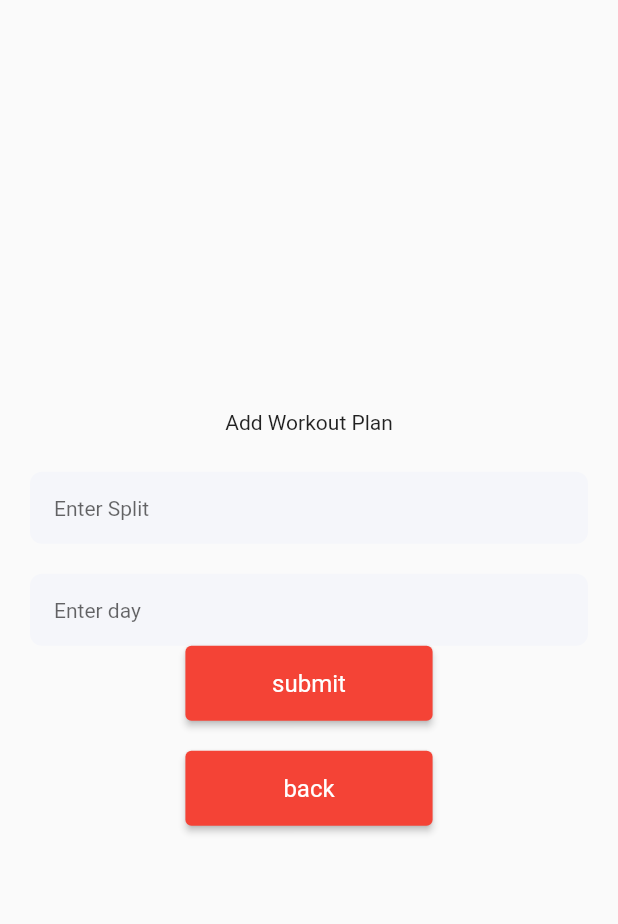
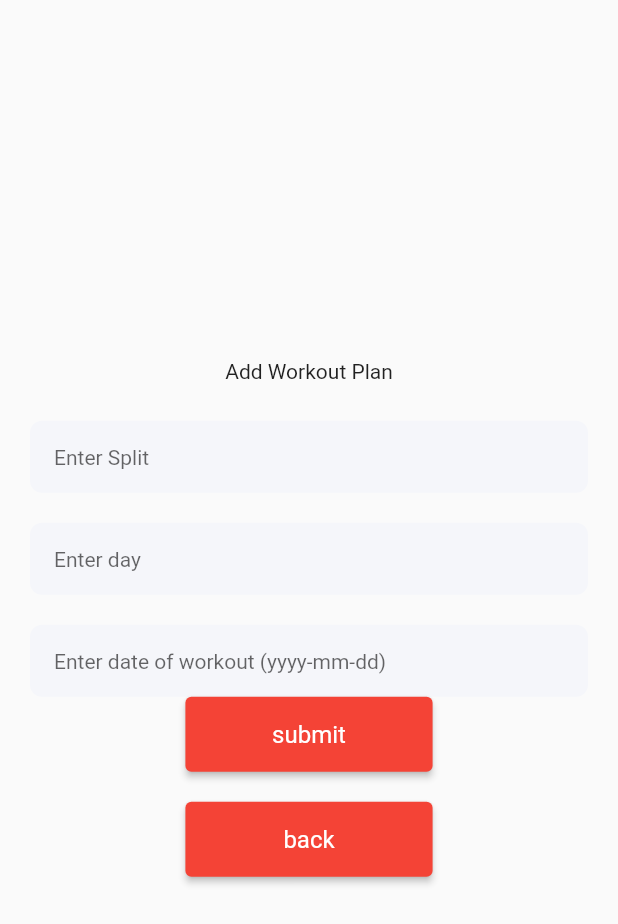
Before and after one commit to Luismartinez375/FitnessApp, a Flutter app: the HomePage screen opened directly, after a tap on the "add" icon, on a phone screen of 412 x 824 dp. Shown: the top 924 px of the screen. Run offline on Flutter 3.47's test engine with Material 2 defaults, Android fonts, the phone set to English and light mode, and no system bars; our stand-ins replace cloud_firestore, faker, firebase_auth, firebase_core, google_sign_in, table_calendar; accounts and stored records are empty.

Commit message:
added calendar to homescreen and added datetime to workoutplan

```diff
--- a/fitness_app/lib/screens/homeScreen.dart
+++ b/fitness_app/lib/screens/homeScreen.dart
@@ -110,134 +110,155 @@ class _HomePageState extends State<HomePage> {
   @override
   Widget build(BuildContext context) {
     return Scaffold(
-      body: ListView(children: [
+      body: Column(children: [
         TableCalendar(
+          firstDay: kFirstDay,
+          lastDay: kLastDay,
           focusedDay: _focusedDay,
-          firstDay: DateTime.utc(2023, 1, 1),
-          lastDay: DateTime.utc(2030, 12, 31),
+          selectedDayPredicate: (day) => isSameDay(_selectedDay, day),
+          rangeStartDay: _rangeStart,
+          rangeEndDay: _rangeEnd,
           calendarFormat: _calendarFormat,
-          selectedDayPredicate: (day) {
-            // Use `selectedDayPredicate` to determine which day is currently selected.
-            // If this returns true, then `day` will be marked as selected.
-
-            // Using `isSameDay` is recommended to disregard
-            // the time-part of compared DateTime objects.
-            return isSameDay(_selectedDay, day);
-          },
-          onDaySelected: (selectedDay, focusedDay) {
-            if (!isSameDay(_selectedDay, selectedDay)) {
-              // Call `setState()` when updating the selected day
-              setState(() {
-                _selectedDay = selectedDay;
-                _focusedDay = focusedDay;
-              });
-            }
-          },
+          rangeSelectionMode: _rangeSelectionMode,
+          eventLoader: _getEventsForDay,
+          startingDayOfWeek: StartingDayOfWeek.monday,
+          calendarStyle: CalendarStyle(
+            // Use `CalendarStyle` to customize the UI
+            outsideDaysVisible: false,
+          ),
+          onDaySelected: _onDaySelected,
+          onRangeSelected: _onRangeSelected,
           onFormatChanged: (format) {
             if (_calendarFormat != format) {
-              // Call `setState()` when updating calendar format
               setState(() {
                 _calendarFormat = format;
               });
             }
           },
           onPageChanged: (focusedDay) {
-            // No need to call `setState()` here
             _focusedDay = focusedDay;
           },
         ),
+        const SizedBox(
+          height: 8.0,
+        ),
+        Expanded(
+            child: ValueListenableBuilder<List<Event>>(
+          valueListenable: _selectedEvents,
+          builder: (context, value, _) {
+            return ListView.builder(
+              itemCount: value.length,
+              itemBuilder: (context, index) {
+                return Container(
+                  margin: const EdgeInsets.symmetric(
+                    horizontal: 12.0,
+                    vertical: 4.0,
+                  ),
+                  decoration: BoxDecoration(
+                    border: Border.all(),
+                    borderRadius: BorderRadius.circular(12.0),
+                  ),
+                  child: ListTile(
+                    onTap: () => print('${value[index]}'),
+                    title: Text('${value[index]}'),
+                  ),
+                );
+              },
+            );
+          },
+        )),
 
         // parent streambuilder that gets user info
-        StreamBuilder<DocumentSnapshot>(
-          stream: FirebaseFirestore.instance
-              .collection('users')
-              .doc(user?.uid)
-              .snapshots(),
-          builder:
-              (BuildContext context, AsyncSnapshot<DocumentSnapshot> snapshot) {
-            if (snapshot.hasError) {
-              return Text('Error: ${snapshot.error}');
-            }
-            if (snapshot.connectionState == ConnectionState.waiting) {
-              return Text('Loading...');
-            }
-            final data = snapshot.data!;
-            final name = data.get('Name');
-            final lastName = data.get('lastName');
-            final email = data.get('email');
-            final workoutids = data.get('workout-IDs');
-            return Column(
-                crossAxisAlignment: CrossAxisAlignment.start,
-                children: [
-                  for (var num in workoutids)
-                    //child streambuilder that gets user workouts
-                    StreamBuilder(
-                        stream: db
-                            .collection('workouts/${num}/exercise')
-                            .snapshots(),
-                        builder: (BuildContext context,
-                            AsyncSnapshot<QuerySnapshot> snapshot) {
-                          if (!snapshot.hasData) {
-                            return const Center(
-                              child: CircularProgressIndicator(),
-                            );
-                          }
-                          var docs = snapshot.data?.docs;
-                          return Column(
-                              children: docs!
-                                  .map((doc) => Text(doc.data().toString()))
-                                  .toList());
-                        }),
-                  Text(
-                    'First Name: $name',
-                    style: TextStyle(
-                        fontSize: 20,
-                        fontWeight: FontWeight.bold,
-                        color: Colors.red),
-                  ),
-                  Text(
-                    'Last Name: $lastName',
-                    style: TextStyle(
-                        fontSize: 20,
-                        fontWeight: FontWeight.bold,
-                        color: Colors.red),
-                  ),
-                  Text(
-                    'Email: $email',
-                    style: TextStyle(
-                        fontSize: 20,
-                        fontWeight: FontWeight.bold,
-                        color: Colors.red),
-                  ),
-                  Text(
-                    'Workouts: $workoutids',
-                    style: TextStyle(
-                        fontSize: 20,
-                        fontWeight: FontWeight.bold,
-                        color: Colors.red),
-                  ),
-                ]);
-          },
-        ),
+        // StreamBuilder<DocumentSnapshot>(
+        //   stream: FirebaseFirestore.instance
+        //       .collection('users')
+        //       .doc(user?.uid)
+        //       .snapshots(),
+        //   builder:
+        //       (BuildContext context, AsyncSnapshot<DocumentSnapshot> snapshot) {
+        //     if (snapshot.hasError) {
+        //       return Text('Error: ${snapshot.error}');
+        //     }
+        //     if (snapshot.connectionState == ConnectionState.waiting) {
+        //       return Text('Loading...');
+        //     }
+        //     final data = snapshot.data!;
+        //     final name = data.get('Name');
+        //     final lastName = data.get('lastName');
+        //     final email = data.get('email');
+        //     final workoutids = data.get('workout-IDs');
+        //     return Column(
+        //         crossAxisAlignment: CrossAxisAlignment.start,
+        //         children: [
+        //           for (var num in workoutids)
+        //             //child streambuilder that gets user workouts
+        //             StreamBuilder(
+        //                 stream: db
+        //                     .collection('workouts/${num}/exercise')
+        //                     .snapshots(),
+        //                 builder: (BuildContext context,
+        //                     AsyncSnapshot<QuerySnapshot> snapshot) {
+        //                   if (!snapshot.hasData) {
+        //                     return const Center(
+        //                       child: CircularProgressIndicator(),
+        //                     );
+        //                   }
+        //                   var docs = snapshot.data?.docs;
+        //                   return Column(
+        //                       children: docs!
+        //                           .map((doc) => Text(doc.data().toString()))
+        //                           .toList());
+        //                 }),
+        //           Text(
+        //             'First Name: $name',
+        //             style: TextStyle(
+        //                 fontSize: 20,
+        //                 fontWeight: FontWeight.bold,
+        //                 color: Colors.red),
+        //           ),
+        //           Text(
+        //             'Last Name: $lastName',
+        //             style: TextStyle(
+        //                 fontSize: 20,
+        //                 fontWeight: FontWeight.bold,
+        //                 color: Colors.red),
+        //           ),
+        //           Text(
+        //             'Email: $email',
+        //             style: TextStyle(
+        //                 fontSize: 20,
+        //                 fontWeight: FontWeight.bold,
+        //                 color: Colors.red),
+        //           ),
+        //           Text(
+        //             'Workouts: $workoutids',
+        //             style: TextStyle(
+        //                 fontSize: 20,
+        //                 fontWeight: FontWeight.bold,
+        //                 color: Colors.red),
+        //           ),
+        //         ]);
+        //   },
+        // ),
         //streambuilder for workout days
-        StreamBuilder(
-          stream: FirebaseFirestore.instance
-              .collection('workouts')
-              .where('workoutIDs', arrayContains: user?.uid)
-              .snapshots(),
-          builder:
-              (BuildContext context, AsyncSnapshot<QuerySnapshot> snapshot) {
-            if (!snapshot.hasData) {
-              return const Center(
-                child: CircularProgressIndicator(),
-              );
-            }
-            var docs = snapshot.data?.docs;
-            return Column(
-                children:
-                    docs!.map((doc) => Text(doc.data().toString())).toList());
-          },
-        ),
+        // StreamBuilder(
+        //   stream: FirebaseFirestore.instance
+        //       .collection('workouts')
+        //       .where('workoutIDs', arrayContains: user?.uid)
+        //       .snapshots(),
+        //   builder:
+        //       (BuildContext context, AsyncSnapshot<QuerySnapshot> snapshot) {
+        //     if (!snapshot.hasData) {
+        //       return const Center(
+        //         child: CircularProgressIndicator(),
+        //       );
+        //     }
+        //     var docs = snapshot.data?.docs;
+        //     return Column(
+        //         children:
+        //             docs!.map((doc) => Text(doc.data().toString())).toList());
+        //   },
+        // ),
 
         Align(
             alignment: Alignment.bottomCenter,
--- a/fitness_app/lib/screens/tPLanScreen.dart
+++ b/fitness_app/lib/screens/tPLanScreen.dart
@@ -20,12 +20,14 @@ class MyWidget extends StatefulWidget {
 class _MyWidgetState extends State<MyWidget> {
   final TextEditingController splitController = TextEditingController();
   final TextEditingController dayController = TextEditingController();
+  final TextEditingController dateController = TextEditingController();
 
   void makePlan() async {
     db.addWorkoutPlan(
         split: splitController.text,
         day: dayController.text,
-        workoutIDs: [user?.uid]);
+        workoutIDs: [user?.uid],
+        workoutDate: DateTime.parse("${dateController.text} 00:00:00"));
   }
 
   @override
@@ -55,9 +57,21 @@ class _MyWidgetState extends State<MyWidget> {
               hintText: 'Enter day',
             ),
           ),
+          const SizedBox(
+            height: 20,
+          ),
+          Container(
+            margin: const EdgeInsets.symmetric(horizontal: 20),
+            child: CustomTextField(
+              controller: dateController,
+              hintText: 'Enter date of workout (yyyy-mm-dd)',
+            ),
+          ),
           ElevatedButton(
             onPressed: () {
-              if (splitController.text != "" && dayController.text != "") {
+              if (splitController.text != "" &&
+                  dayController.text != "" &&
+                  dateController != "") {
                 makePlan();
                 Navigator.push(context,
                     MaterialPageRoute(builder: (context) => addWorkout()));
```
Also changed, not shown: fitness_app/lib/auth/firebaseAuthMethods.dart (+5 -4 lines), fitness_app/lib/models/events.dart (+24 -14 lines), fitness_app/lib/models/workoutPlan.dart (+9 -7 lines).
